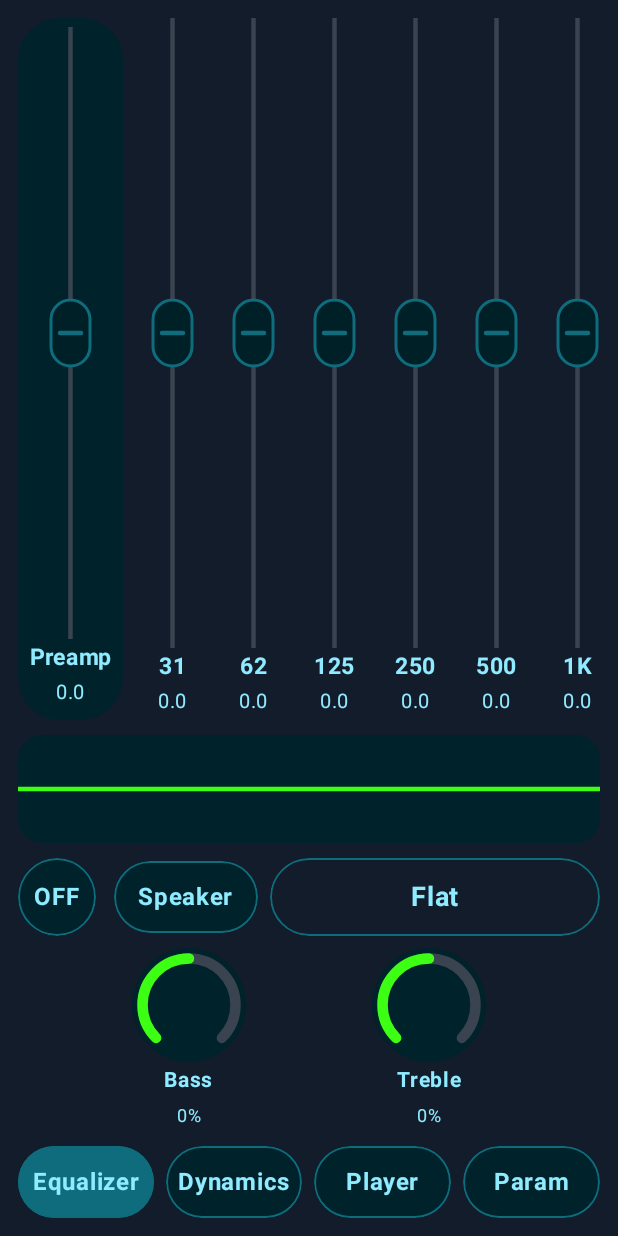
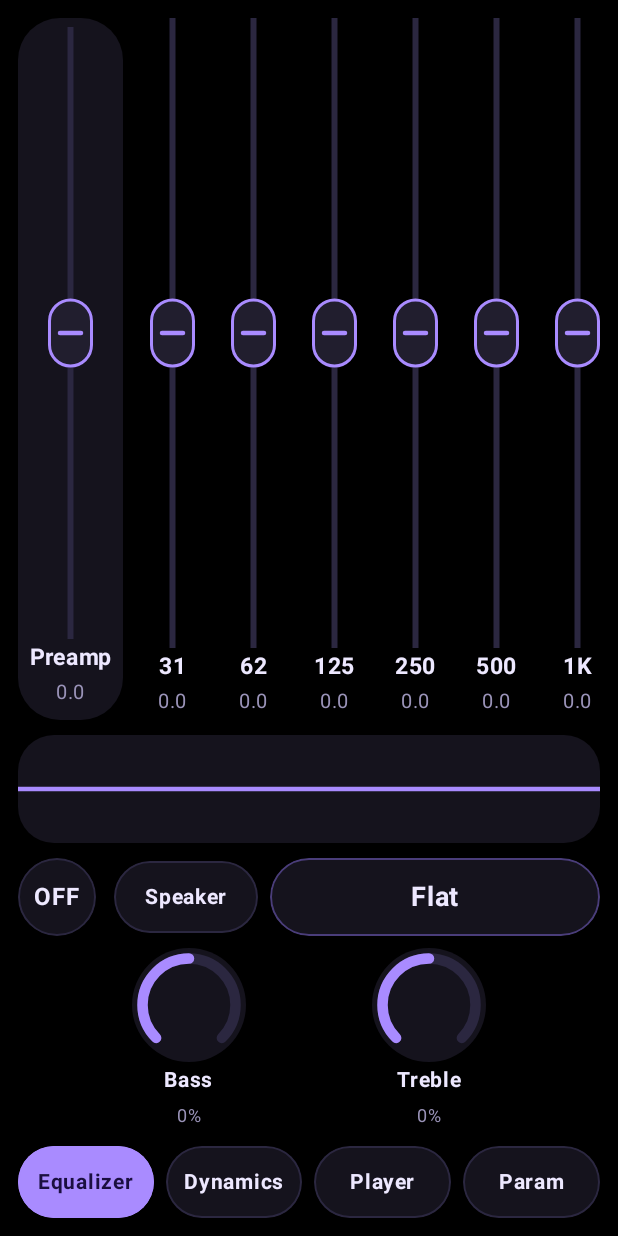
Before and after one commit to jaikishanpareek2-prog/OpenEQ, an Android app built with Jetpack Compose: the screen it shows after launch (MainActivity), on a phone screen of 412 x 824 dp. Run offline under Robolectric (Android 15) with nearby library versions, the phone set to English and light mode, and no system bars.

Commit message:
OpenEQ: Ink theme and Equalizer tab restyle

```diff
--- /dev/null
+++ b/app/src/main/java/app/openeq/Ink.kt
@@ -0,0 +1,105 @@
+package app.openeq
+
+import androidx.compose.foundation.Canvas
+import androidx.compose.foundation.background
+import androidx.compose.foundation.border
+import androidx.compose.foundation.clickable
+import androidx.compose.foundation.gestures.awaitEachGesture
+import androidx.compose.foundation.gestures.awaitFirstDown
+import androidx.compose.foundation.layout.Box
+import androidx.compose.foundation.layout.Column
+import androidx.compose.foundation.layout.fillMaxHeight
+import androidx.compose.foundation.layout.fillMaxWidth
+import androidx.compose.foundation.layout.height
+import androidx.compose.foundation.layout.width
+import androidx.compose.foundation.shape.RoundedCornerShape
+import androidx.compose.material3.Text
+import androidx.compose.runtime.Composable
+import androidx.compose.runtime.rememberUpdatedState
+import androidx.compose.ui.Alignment
+import androidx.compose.ui.Modifier
+import androidx.compose.ui.draw.clip
+import androidx.compose.ui.geometry.CornerRadius
+import androidx.compose.ui.geometry.Offset
+import androidx.compose.ui.geometry.Size
+import androidx.compose.ui.graphics.Color
+import androidx.compose.ui.graphics.StrokeCap
+import androidx.compose.ui.graphics.drawscope.Stroke
+import androidx.compose.ui.input.pointer.pointerInput
+import androidx.compose.ui.text.font.FontWeight
+import androidx.compose.ui.unit.dp
+import androidx.compose.ui.unit.sp
+
+object Ink {
+    val Bg = Color(0xFF000000)
+    val Surface = Color(0xFF15131D)
+    val SurfaceHigh = Color(0xFF211E2E)
+    val Accent = Color(0xFFA98BFF)
+    val AccentSoft = Color(0xFF4A3D7A)
+    val OnAccent = Color(0xFF1B0F40)
+    val Text = Color(0xFFEDE8FF)
+    val TextDim = Color(0xFF9A93B8)
+    val Track = Color(0xFF2B2740)
+}
+
+@Composable
+fun InkPill(text: String, on: Boolean, modifier: Modifier = Modifier, onClick: () -> Unit) {
+    val shape = RoundedCornerShape(24.dp)
+    Box(
+        modifier.height(48.dp).clip(shape)
+            .background(if (on) Ink.Accent else Ink.Surface)
+            .border(1.dp, if (on) Ink.Accent else Ink.Track, shape)
+            .clickable { onClick() },
+        contentAlignment = Alignment.Center
+    ) {
+        Text(text, color = if (on) Ink.OnAccent else Ink.Text, fontWeight = FontWeight.Bold, fontSize = 14.sp)
+    }
+}
+
+@Composable
+fun InkSlider(value: Float, min: Float, max: Float, onChange: (Float) -> Unit, modifier: Modifier = Modifier) {
+    val latest = rememberUpdatedState(onChange)
+    Canvas(
+        modifier.pointerInput(Unit) {
+            awaitEachGesture {
+                val pad = 30.dp.toPx()
+                fun fromY(y: Float): Float {
+                    val t = ((y - pad) / (size.height - 2 * pad)).coerceIn(0f, 1f)
+                    return Math.round((max - t * (max - min)) * 2f) / 2f
+                }
+                val down = awaitFirstDown()
+                down.consume()
+                latest.value(fromY(down.position.y))
+                do {
+                    val ev = awaitPointerEvent()
+                    val p = ev.changes.first()
+                    if (p.pressed) {
+                        latest.value(fromY(p.position.y))
+                        p.consume()
+                    }
+                } while (ev.changes.any { it.pressed })
+            }
+        }
+    ) {
+        val pad = 30.dp.toPx()
+        val cx = size.width / 2
+        fun y(v: Float) = pad + (max - v) / (max - min) * (size.height - 2 * pad)
+        drawLine(Ink.Track, Offset(cx, 0f), Offset(cx, size.height), 4.dp.toPx())
+        drawLine(Ink.Accent, Offset(cx, y(0f)), Offset(cx, y(value)), 5.dp.toPx(), StrokeCap.Round)
+        val hw = 28.dp.toPx()
+        val hh = 44.dp.toPx()
+        val tl = Offset(cx - hw / 2, y(value) - hh / 2)
+        drawRoundRect(Ink.SurfaceHigh, tl, Size(hw, hh), CornerRadius(hw / 2))
+        drawRoundRect(Ink.Accent, tl, Size(hw, hh), CornerRadius(hw / 2), style = Stroke(2.dp.toPx()))
+        drawLine(Ink.Accent, Offset(cx - 7.dp.toPx(), y(value)), Offset(cx + 7.dp.toPx(), y(value)), 3.dp.toPx(), StrokeCap.Round)
+    }
+}
+
+@Composable
+fun InkBandCol(label: String, value: Float, width: Int, onChange: (Float) -> Unit) {
+    Column(Modifier.width(width.dp).fillMaxHeight(), horizontalAlignment = Alignment.CenterHorizontally) {
+        InkSlider(value, -12f, 12f, onChange, Modifier.weight(1f).fillMaxWidth())
+        Text(label, color = Ink.Text, fontWeight = FontWeight.Bold, fontSize = 15.sp)
+        Text("%.1f".format(value), color = Ink.TextDim, fontSize = 13.sp)
+    }
+}
--- /dev/null
+++ b/app/src/main/java/app/openeq/InkEq.kt
@@ -0,0 +1,161 @@
+package app.openeq
+
+import androidx.compose.foundation.Canvas
+import androidx.compose.foundation.background
+import androidx.compose.foundation.border
+import androidx.compose.foundation.clickable
+import androidx.compose.foundation.gestures.awaitEachGesture
+import androidx.compose.foundation.gestures.awaitFirstDown
+import androidx.compose.foundation.horizontalScroll
+import androidx.compose.foundation.layout.Arrangement
+import androidx.compose.foundation.layout.Box
+import androidx.compose.foundation.layout.Column
+import androidx.compose.foundation.layout.Row
+import androidx.compose.foundation.layout.Spacer
+import androidx.compose.foundation.layout.fillMaxHeight
+import androidx.compose.foundation.layout.fillMaxWidth
+import androidx.compose.foundation.layout.height
+import androidx.compose.foundation.layout.padding
+import androidx.compose.foundation.layout.size
+import androidx.compose.foundation.layout.width
+import androidx.compose.foundation.rememberScrollState
+import androidx.compose.foundation.shape.CircleShape
+import androidx.compose.foundation.shape.RoundedCornerShape
+import androidx.compose.material3.DropdownMenu
+import androidx.compose.material3.DropdownMenuItem
+import androidx.compose.material3.Text
+import androidx.compose.runtime.Composable
+import androidx.compose.runtime.getValue
+import androidx.compose.runtime.mutableStateOf
+import androidx.compose.runtime.remember
+import androidx.compose.runtime.rememberUpdatedState
+import androidx.compose.runtime.setValue
+import androidx.compose.ui.Alignment
+import androidx.compose.ui.Modifier
+import androidx.compose.ui.draw.clip
+import androidx.compose.ui.geometry.Offset
+import androidx.compose.ui.geometry.Size
+import androidx.compose.ui.graphics.Path
+import androidx.compose.ui.graphics.StrokeCap
+import androidx.compose.ui.graphics.drawscope.Stroke
+import androidx.compose.ui.input.pointer.pointerInput
+import androidx.compose.ui.text.font.FontWeight
+import androidx.compose.ui.unit.dp
+import androidx.compose.ui.unit.sp
+
+@Composable
+fun InkKnob(label: String, text: String, t: Float, onT: (Float) -> Unit) {
+    val latestT = rememberUpdatedState(t)
+    val latest = rememberUpdatedState(onT)
+    Column(Modifier.width(92.dp), horizontalAlignment = Alignment.CenterHorizontally) {
+        Canvas(
+            Modifier.size(76.dp).pointerInput(Unit) {
+                awaitEachGesture {
+                    val down = awaitFirstDown()
+                    down.consume()
+                    var cur = latestT.value
+                    var lastY = down.position.y
+                    do {
+                        val ev = awaitPointerEvent()
+                        val p = ev.changes.first()
+                        if (p.pressed) {
+                            cur = (cur + (lastY - p.position.y) / 300.dp.toPx()).coerceIn(0f, 1f)
+                            lastY = p.position.y
+                            latest.value(cur)
+                            p.consume()
+                        }
+                    } while (ev.changes.any { it.pressed })
+                }
+            }
+        ) {
+            val sw = 7.dp.toPx()
+            val tl = Offset(sw, sw)
+            val sz = Size(size.width - 2 * sw, size.height - 2 * sw)
+            drawCircle(Ink.Surface)
+            drawArc(Ink.Track, 135f, 270f, false, tl, sz, style = Stroke(sw, cap = StrokeCap.Round))
+            drawArc(Ink.Accent, 135f, 270f * t.coerceIn(0f, 1f), false, tl, sz, style = Stroke(sw, cap = StrokeCap.Round))
+        }
+        Text(label, color = Ink.Text, fontWeight = FontWeight.Bold, fontSize = 14.sp)
+        Text(text, color = Ink.TextDim, fontSize = 12.sp)
+    }
+}
+
+@Composable
+fun InkPKnob(label: String, v: Float, a: Float, b: Float, unit: String, dec: Int, onV: (Float) -> Unit) {
+    InkKnob(label, "%.${dec}f%s".format(v, unit), (v - a) / (b - a)) { t -> onV(a + t * (b - a)) }
+}
+
+@Composable
+fun EqTab(modifier: Modifier, onStart: () -> Unit) {
+    Column(modifier) {
+        Row(Modifier.weight(1f).horizontalScroll(rememberScrollState())) {
+            Box(
+                Modifier.width(70.dp).fillMaxHeight().clip(RoundedCornerShape(28.dp))
+                    .background(Ink.Surface).padding(vertical = 6.dp)
+            ) {
+                InkBandCol("Preamp", EqEngine.preamp, 70) { EqEngine.updatePreamp(it) }
+            }
+            Spacer(Modifier.width(6.dp))
+            EqEngine.LABELS.forEachIndexed { i, l ->
+                InkBandCol(l, EqEngine.gains[i], 54) { EqEngine.setGain(i, it) }
+            }
+        }
+        Canvas(
+            Modifier.padding(vertical = 10.dp).fillMaxWidth().height(72.dp)
+                .clip(RoundedCornerShape(24.dp)).background(Ink.Surface)
+        ) {
+            val w = size.width
+            val h = size.height
+            fun yy(v: Float) = h / 2 - v / 12f * (h / 2 - 8.dp.toPx())
+            fun xx(i: Int) = w * i / 9f
+            drawLine(Ink.Track, Offset(0f, h / 2), Offset(w, h / 2), 1.dp.toPx())
+            val path = Path()
+            path.moveTo(xx(0), yy(EqEngine.eff(0)))
+            for (i in 1 until 10) {
+                val mx = (xx(i - 1) + xx(i)) / 2
+                path.cubicTo(mx, yy(EqEngine.eff(i - 1)), mx, yy(EqEngine.eff(i)), xx(i), yy(EqEngine.eff(i)))
+            }
+            drawPath(path, Ink.Accent, style = Stroke(3.dp.toPx(), cap = StrokeCap.Round))
+        }
+        Row(Modifier.fillMaxWidth(), verticalAlignment = Alignment.CenterVertically) {
+            Box(
+                Modifier.size(52.dp).clip(CircleShape)
+                    .background(if (EqEngine.enabled) Ink.Accent else Ink.Surface)
+                    .border(1.dp, if (EqEngine.enabled) Ink.Accent else Ink.Track, CircleShape)
+                    .clickable { EqEngine.toggle(); if (EqEngine.enabled) onStart() },
+                contentAlignment = Alignment.Center
+            ) {
+                Text(
+                    if (EqEngine.enabled) "ON" else "OFF",
+                    color = if (EqEngine.enabled) Ink.OnAccent else Ink.Text,
+                    fontWeight = FontWeight.Bold
+                )
+            }
+            Spacer(Modifier.width(12.dp))
+            OutputPill()
+            Spacer(Modifier.width(8.dp))
+            var open by remember { mutableStateOf(false) }
+            Box(Modifier.weight(1f)) {
+                Box(
+                    Modifier.fillMaxWidth().height(52.dp).clip(RoundedCornerShape(26.dp))
+                        .background(Ink.Surface)
+                        .border(1.dp, Ink.AccentSoft, RoundedCornerShape(26.dp))
+                        .clickable { open = true },
+                    contentAlignment = Alignment.Center
+                ) {
+                    Text(EqEngine.preset, color = Ink.Text, fontWeight = FontWeight.Bold, fontSize = 18.sp)
+                }
+                DropdownMenu(expanded = open, onDismissRequest = { open = false }) {
+                    EqEngine.names().forEach { n ->
+                        DropdownMenuItem(text = { Text(n) }, onClick = { EqEngine.select(n); open = false })
+                    }
+                    DropdownMenuItem(text = { Text("+ New preset") }, onClick = { EqEngine.newPreset(); open = false })
+                }
+            }
+        }
+        Row(Modifier.fillMaxWidth().padding(top = 8.dp), horizontalArrangement = Arrangement.SpaceEvenly) {
+            InkPKnob("Bass", EqEngine.bass, -100f, 100f, "%", 0) { EqEngine.bass = Math.round(it).toFloat(); EqEngine.changed() }
+            InkPKnob("Treble", EqEngine.treble, -100f, 100f, "%", 0) { EqEngine.treble = Math.round(it).toFloat(); EqEngine.changed() }
+        }
+    }
+}
--- a/app/src/main/java/app/openeq/MainActivity.kt
+++ b/app/src/main/java/app/openeq/MainActivity.kt
@@ -192,76 +192,6 @@ fun Pill(text: String, on: Boolean, modifier: Modifier = Modifier, onClick: () -
 }
 
 @Composable
-fun EqTab(modifier: Modifier, onStart: () -> Unit) {
-    Column(modifier) {
-        Row(Modifier.weight(1f).horizontalScroll(rememberScrollState())) {
-            Box(
-                Modifier.width(70.dp).fillMaxHeight().clip(RoundedCornerShape(28.dp))
-                    .background(PANEL).padding(vertical = 6.dp)
-            ) {
-                BandCol("Preamp", EqEngine.preamp, 70) { EqEngine.updatePreamp(it) }
-            }
-            Spacer(Modifier.width(6.dp))
-            EqEngine.LABELS.forEachIndexed { i, l ->
-                BandCol(l, EqEngine.gains[i], 54) { EqEngine.setGain(i, it) }
-            }
-        }
-        Canvas(
-            Modifier.padding(vertical = 10.dp).fillMaxWidth().height(72.dp)
-                .clip(RoundedCornerShape(16.dp)).background(PANEL)
-        ) {
-            val w = size.width
-            val h = size.height
-            fun yy(v: Float) = h / 2 - v / 12f * (h / 2 - 8.dp.toPx())
-            fun xx(i: Int) = w * i / 9f
-            drawLine(TRACK, Offset(0f, h / 2), Offset(w, h / 2), 1.dp.toPx())
-            val path = Path()
-            path.moveTo(xx(0), yy(EqEngine.eff(0)))
-            for (i in 1 until 10) {
-                val mx = (xx(i - 1) + xx(i)) / 2
-                path.cubicTo(mx, yy(EqEngine.eff(i - 1)), mx, yy(EqEngine.eff(i)), xx(i), yy(EqEngine.eff(i)))
-            }
-            drawPath(path, GREEN, style = Stroke(3.dp.toPx(), cap = StrokeCap.Round))
-        }
-        Row(Modifier.fillMaxWidth(), verticalAlignment = Alignment.CenterVertically) {
-            Box(
-                Modifier.size(52.dp).clip(CircleShape)
-                    .background(if (EqEngine.enabled) TEAL else PANEL)
-                    .border(1.dp, TEAL, CircleShape)
-                    .clickable { EqEngine.toggle(); if (EqEngine.enabled) onStart() },
-                contentAlignment = Alignment.Center
-            ) {
-                Text(if (EqEngine.enabled) "ON" else "OFF", color = TXT, fontWeight = FontWeight.Bold)
-            }
-            Spacer(Modifier.width(12.dp))
-            OutputPill()
-            Spacer(Modifier.width(8.dp))
-            var open by remember { mutableStateOf(false) }
-            Box(Modifier.weight(1f)) {
-                Box(
-                    Modifier.fillMaxWidth().height(52.dp).clip(RoundedCornerShape(26.dp))
-                        .border(1.dp, TEAL, RoundedCornerShape(26.dp))
-                        .clickable { open = true },
-                    contentAlignment = Alignment.Center
-                ) {
-                    Text(EqEngine.preset, color = TXT, fontWeight = FontWeight.Bold, fontSize = 18.sp)
-                }
-                DropdownMenu(expanded = open, onDismissRequest = { open = false }) {
-                    EqEngine.names().forEach { n ->
-                        DropdownMenuItem(text = { Text(n) }, onClick = { EqEngine.select(n); open = false })
-                    }
-                    DropdownMenuItem(text = { Text("+ New preset") }, onClick = { EqEngine.newPreset(); open = false })
-                }
-            }
-        }
-        Row(Modifier.fillMaxWidth().padding(top = 8.dp), horizontalArrangement = Arrangement.SpaceEvenly) {
-            PKnob("Bass", EqEngine.bass, -100f, 100f, "%", 0) { EqEngine.bass = Math.round(it).toFloat(); EqEngine.changed() }
-            PKnob("Treble", EqEngine.treble, -100f, 100f, "%", 0) { EqEngine.treble = Math.round(it).toFloat(); EqEngine.changed() }
-        }
-    }
-}
-
-@Composable
 fun DynTab(modifier: Modifier) {
     val ctx = LocalContext.current
     val am = remember { ctx.getSystemService(AudioManager::class.java) }
@@ -305,16 +235,16 @@ fun DynTab(modifier: Modifier) {
 @Composable
 fun EqScreen(onStart: () -> Unit) {
     var tab by remember { mutableStateOf(0) }
-    MaterialTheme(colorScheme = darkColorScheme()) {
+    MaterialTheme(colorScheme = darkColorScheme(primary = Ink.Accent, onPrimary = Ink.OnAccent, background = Ink.Bg, onBackground = Ink.Text, surface = Ink.Surface, onSurface = Ink.Text)) {
         Column(
-            Modifier.fillMaxSize().background(BG).statusBarsPadding().navigationBarsPadding().padding(12.dp)
+            Modifier.fillMaxSize().background(Ink.Bg).statusBarsPadding().navigationBarsPadding().padding(12.dp)
         ) {
             when (tab) { 0 -> EqTab(Modifier.weight(1f), onStart); 1 -> DynTab(Modifier.weight(1f)); 2 -> PlayerTab(Modifier.weight(1f)); else -> PeqTab(Modifier.weight(1f)) }
             Row(Modifier.fillMaxWidth().padding(top = 8.dp), horizontalArrangement = Arrangement.spacedBy(8.dp)) {
-                Pill("Equalizer", tab == 0, Modifier.weight(1f)) { tab = 0 }
-                Pill("Dynamics", tab == 1, Modifier.weight(1f)) { tab = 1 }
-                Pill("Player", tab == 2, Modifier.weight(1f)) { tab = 2 }
-                Pill(androidx.compose.ui.res.stringResource(R.string.b6_tab_param), tab == 3, Modifier.weight(1f)) { tab = 3 }
+                InkPill("Equalizer", tab == 0, Modifier.weight(1f)) { tab = 0 }
+                InkPill("Dynamics", tab == 1, Modifier.weight(1f)) { tab = 1 }
+                InkPill("Player", tab == 2, Modifier.weight(1f)) { tab = 2 }
+                InkPill(androidx.compose.ui.res.stringResource(R.string.b6_tab_param), tab == 3, Modifier.weight(1f)) { tab = 3 }
             }
         }
     }
--- a/app/src/main/java/app/openeq/OutputPresets.kt
+++ b/app/src/main/java/app/openeq/OutputPresets.kt
@@ -112,7 +112,7 @@ fun OutputPill() {
         "wired" -> c.getString(R.string.b5_out_wired)
         else -> c.getString(R.string.b5_out_speaker)
     }
-    Pill(name, OutputPresets.enabled, Modifier.width(96.dp)) {
+    InkPill(name, OutputPresets.enabled, Modifier.width(96.dp)) {
         OutputPresets.toggle()
         Toast.makeText(
             c,
```
